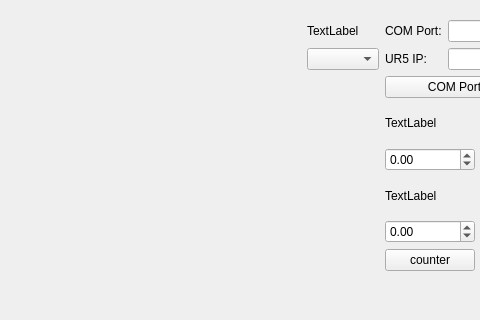
Old version of the form cppCode/src/widget.ui in the repository goodvsme/Robot-SemseterProject2; both pictures show x 274 to 754 and y 0 to 320 of the 960 by 540 pixel window.
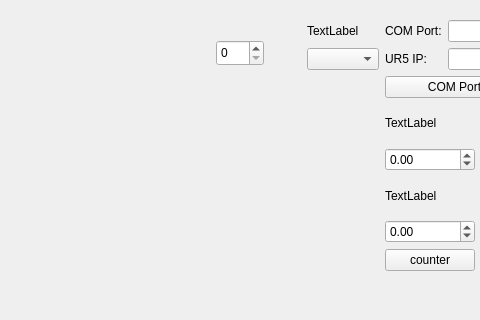
New version of the form.

```diff
--- a/cppCode/src/widget.ui
+++ b/cppCode/src/widget.ui
@@ -258,6 +258,16 @@
     </item>
    </layout>
   </widget>
+  <widget class="QSpinBox" name="spinBox">
+   <property name="geometry">
+    <rect>
+     <x>490</x>
+     <y>40</y>
+     <width>48</width>
+     <height>26</height>
+    </rect>
+   </property>
+  </widget>
  </widget>
  <resources/>
  <connections/>
```
